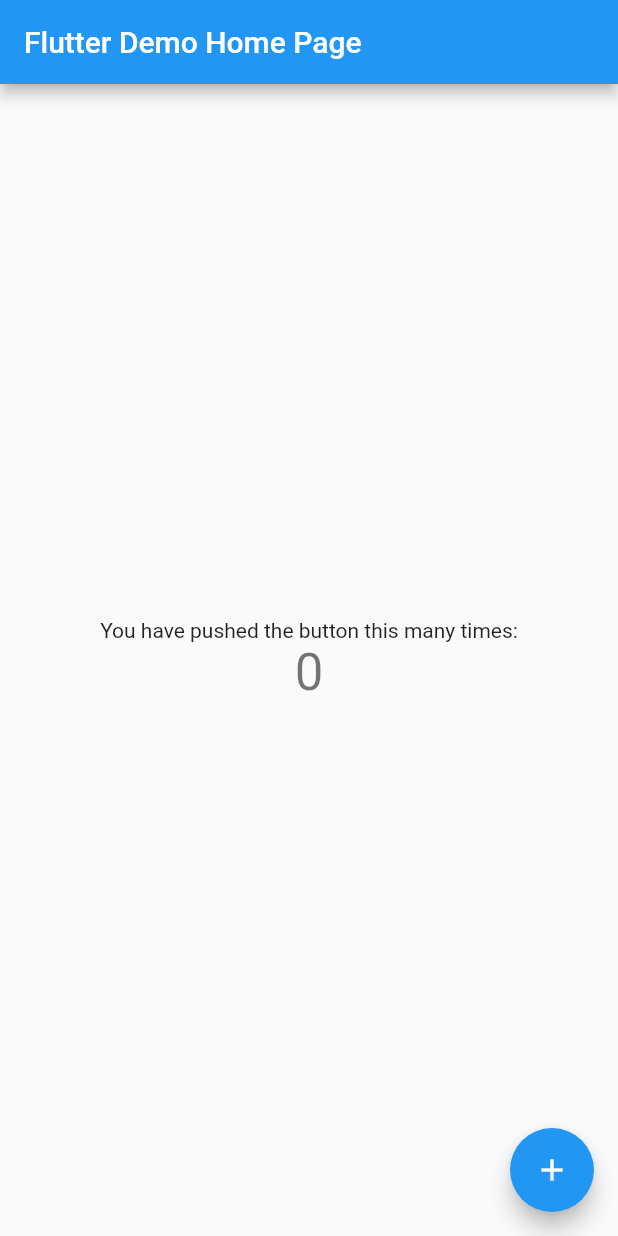
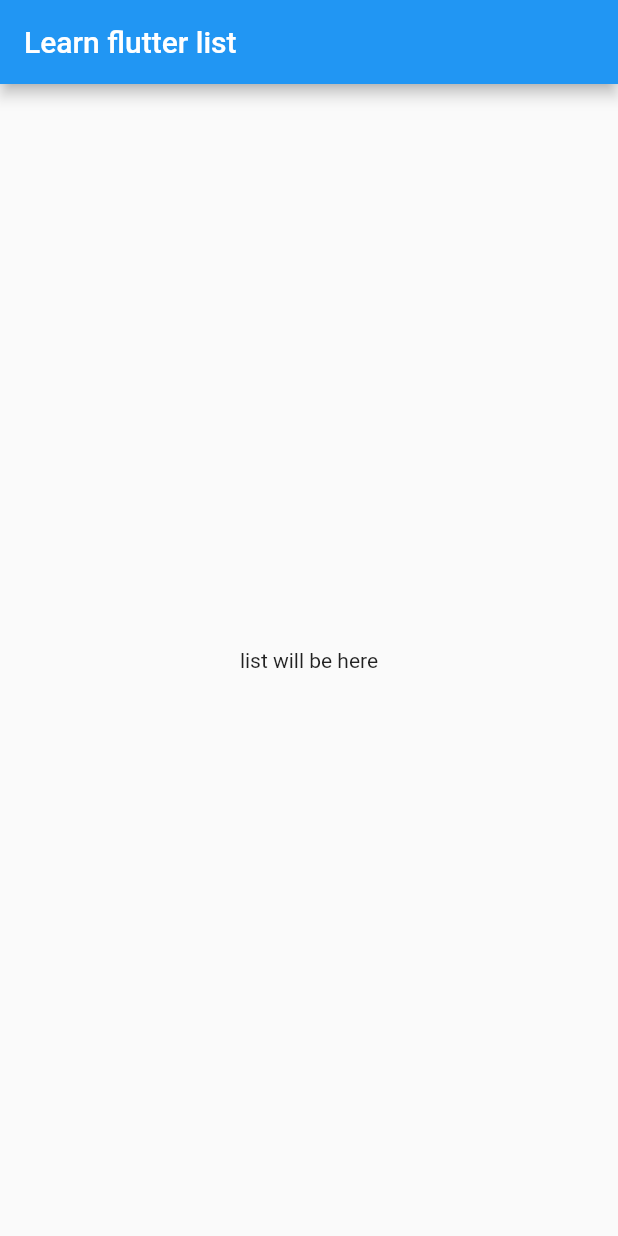
Before and after one commit to nulleof/flutter-learn, a Flutter app: the screen it shows after launch, on a phone screen of 412 x 824 dp. Run offline on Flutter 3.47's test engine with Material 2 defaults, Android fonts, the phone set to English and light mode, and no system bars.

Commit message:
Simple start structure (unnecessary widgets were removed)

```diff
--- a/lib/main.dart
+++ b/lib/main.dart
@@ -1,111 +1,20 @@
 import 'package:flutter/material.dart';
 
-void main() => runApp(MyApp());
+void main() => runApp(FlutterLearnApp());
 
-class MyApp extends StatelessWidget {
-  // This widget is the root of your application.
+class FlutterLearnApp extends StatelessWidget {
   @override
   Widget build(BuildContext context) {
     return MaterialApp(
-      title: 'Flutter Demo',
-      theme: ThemeData(
-        // This is the theme of your application.
-        //
-        // Try running your application with "flutter run". You'll see the
-        // application has a blue toolbar. Then, without quitting the app, try
-        // changing the primarySwatch below to Colors.green and then invoke
-        // "hot reload" (press "r" in the console where you ran "flutter run",
-        // or simply save your changes to "hot reload" in a Flutter IDE).
-        // Notice that the counter didn't reset back to zero; the application
-        // is not restarted.
-        primarySwatch: Colors.blue,
+      title: 'Flutter learn',
+      home: Scaffold(
+        appBar: AppBar(
+          title: Text('Learn flutter list')
+        ),
+        body: Center(
+          child: Text('list will be here'),
+        ),
       ),
-      home: MyHomePage(title: 'Flutter Demo Home Page'),
     );
   }
 }
-
-class MyHomePage extends StatefulWidget {
-  MyHomePage({Key key, this.title}) : super(key: key);
-
-  // This widget is the home page of your application. It is stateful, meaning
-  // that it has a State object (defined below) that contains fields that affect
-  // how it looks.
-
-  // This class is the configuration for the state. It holds the values (in this
-  // case the title) provided by the parent (in this case the App widget) and
-  // used by the build method of the State. Fields in a Widget subclass are
-  // always marked "final".
-
-  final String title;
-
-  @override
-  _MyHomePageState createState() => _MyHomePageState();
-}
-
-class _MyHomePageState extends State<MyHomePage> {
-  int _counter = 0;
-
-  void _incrementCounter() {
-    setState(() {
-      // This call to setState tells the Flutter framework that something has
-      // changed in this State, which causes it to rerun the build method below
-      // so that the display can reflect the updated values. If we changed
-      // _counter without calling setState(), then the build method would not be
-      // called again, and so nothing would appear to happen.
-      _counter++;
-    });
-  }
-
-  @override
-  Widget build(BuildContext context) {
-    // This method is rerun every time setState is called, for instance as done
-    // by the _incrementCounter method above.
-    //
-    // The Flutter framework has been optimized to make rerunning build methods
-    // fast, so that you can just rebuild anything that needs updating rather
-    // than having to individually change instances of widgets.
-    return Scaffold(
-      appBar: AppBar(
-        // Here we take the value from the MyHomePage object that was created by
-        // the App.build method, and use it to set our appbar title.
-        title: Text(widget.title),
-      ),
-      body: Center(
-        // Center is a layout widget. It takes a single child and positions it
-        // in the middle of the parent.
-        child: Column(
-          // Column is also layout widget. It takes a list of children and
-          // arranges them vertically. By default, it sizes itself to fit its
-          // children horizontally, and tries to be as tall as its parent.
-          //
-          // Invoke "debug painting" (press "p" in the console, choose the
-          // "Toggle Debug Paint" action from the Flutter Inspector in Android
-          // Studio, or the "Toggle Debug Paint" command in Visual Studio Code)
-          // to see the wireframe for each widget.
-          //
-          // Column has various properties to control how it sizes itself and
-          // how it positions its children. Here we use mainAxisAlignment to
-          // center the children vertically; the main axis here is the vertical
-          // axis because Columns are vertical (the cross axis would be
-          // horizontal).
-          mainAxisAlignment: MainAxisAlignment.center,
-          children: <Widget>[
-            Text(
-              'You have pushed the button this many times:',
-            ),
-            Text(
-              '$_counter',
-              style: Theme.of(context).textTheme.display1,
-            ),
-          ],
-        ),
-      ),
-      floatingActionButton: FloatingActionButton(
-        onPressed: _incrementCounter,
-        tooltip: 'Increment',
-        child: Icon(Icons.add),
-      ), // This trailing comma makes auto-formatting nicer for build methods.
-    );
-  }
-}
```
